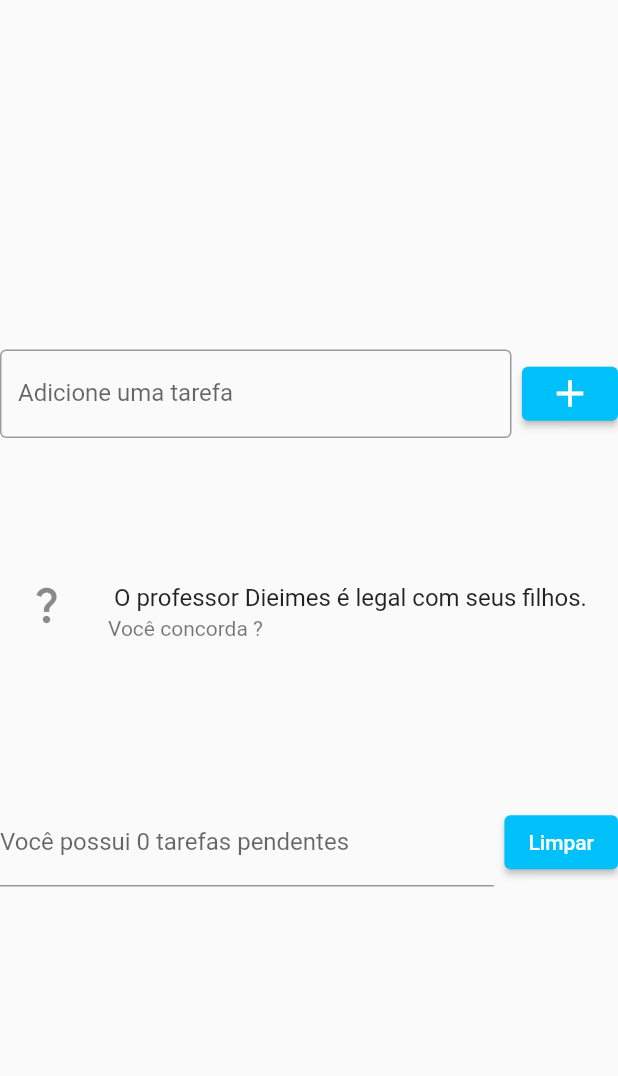
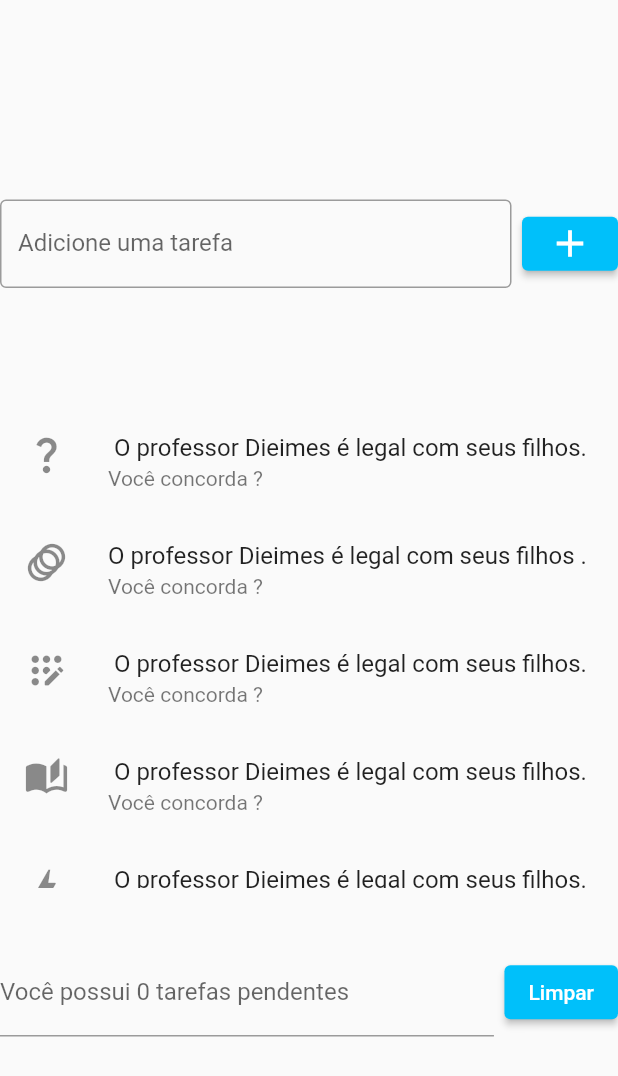
Before and after one commit to ana-maria-barbosa/aplicativo_flutter, a Flutter app: the screen it shows after launch, on a phone screen of 412 x 824 dp. Shown: the top 1076 px of the screen. Run offline on Flutter 3.47's test engine with Material 2 defaults, Android fonts, the phone set to English and light mode, and no system bars; missing offline and left inert: dart:html.

Commit message:
códigoos

```diff
--- a/app_lista_tarefas/lib/paginas/pagina_lista.dart
+++ b/app_lista_tarefas/lib/paginas/pagina_lista.dart
@@ -33,14 +33,49 @@ class Pagina_Lista extends StatelessWidget {
           SizedBox(height: 40,),
 
           SizedBox(height: 40,),
-          SizedBox(height: 120,
+          SizedBox(height: 320,
           child: ListView(
             shrinkWrap: true,
-            children: const[
+            children: [
               ListTile(
                 title: Text(" O professor Dieimes é legal com seus filhos."),
                 subtitle: Text("Você concorda ?"),
                 leading: Icon(Icons.question_mark, size: 30,),
+                onTap: () {
+                  print("BANANA");
+                },
+              ),
+               ListTile(
+                title: Text("O professor Dieimes é legal com seus filhos ."),
+                subtitle: Text("Você concorda ?"),
+                leading: Icon(Icons.animation_rounded , size: 30,),
+                onTap: () {
+                  print("MAÇÃ");
+                },
+              ),
+               ListTile(
+                title: Text(" O professor Dieimes é legal com seus filhos."),
+                subtitle: Text("Você concorda ?"),
+                leading: Icon(Icons.app_registration_rounded , size: 30,),
+                onTap: () {
+                  print("MELANCIA");
+                },
+              ),
+               ListTile(
+                title: Text(" O professor Dieimes é legal com seus filhos."),
+                subtitle: Text("Você concorda ?"),
+                leading: Icon(Icons.auto_stories_rounded , size: 30,),
+                onTap: () {
+                  print("GOIABA");
+                },
+              ),
+               ListTile(
+                title: Text(" O professor Dieimes é legal com seus filhos."),
+                subtitle: Text("Você concorda ?"),
+                leading: Icon(Icons.bolt_outlined , size: 30,),
+                onTap: () {
+                  print("MANGA");
+                },
               ),
            /* Text("Mestre Jedi Dieimes Nunes"),
             ElevatedButton(onPressed: () {}, child: Text("Clique aqui"),),*/
```
